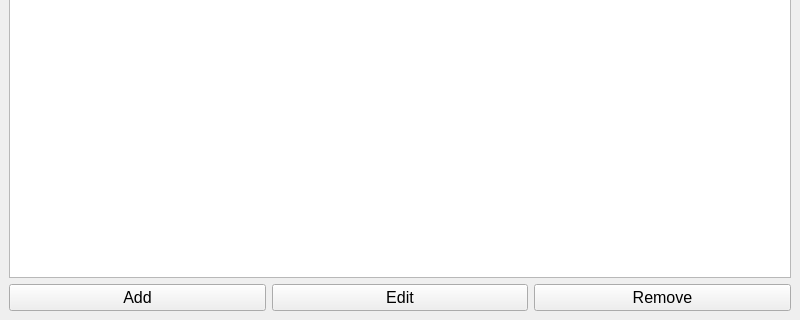
Above: qt/mainwindow.ui from itzMatze/CashGuard before the change; both pictures show x 0 to 800 and y 280 to 600 of the 800 by 600 pixel window. Below: the same form after it.
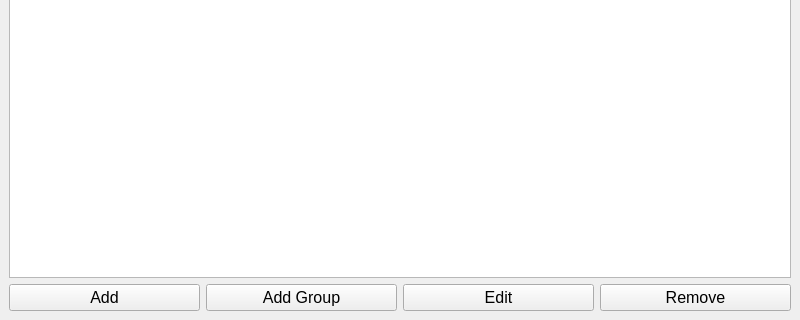
That is the form after the change.

The edit to the form file:
```diff
--- a/qt/mainwindow.ui
+++ b/qt/mainwindow.ui
@@ -54,6 +54,18 @@
 									</property>
 								</widget>
 							</item>
+						<item>
+							<widget class="QPushButton" name="addGroupButton">
+								<property name="font">
+									<font>
+										<pointsize>12</pointsize>
+									</font>
+								</property>
+								<property name="text">
+									<string>Add Group</string>
+								</property>
+							</widget>
+						</item>
 						<item>
 							<widget class="QPushButton" name="editButton">
 								<property name="font">
```
Lines whose indentation alone changed are shown as unchanged.
